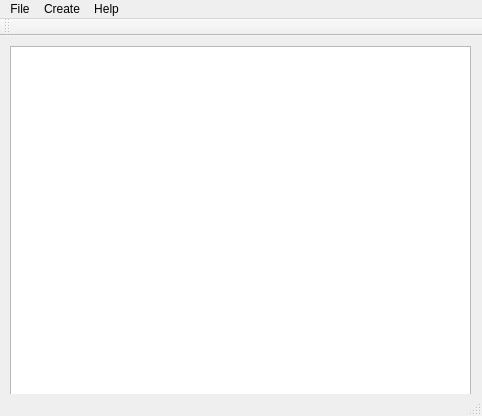
First picture: the form in skilaverkefni3/mainwindow.ui, repository Njallzzz/Skilaverkefni, before the edit.
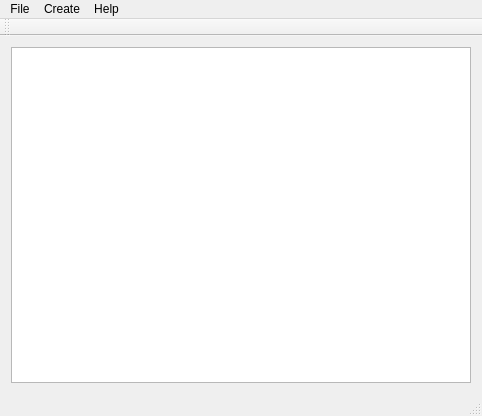
Second picture: the form after the edit.

Diff of the .ui file:
```diff
--- a/skilaverkefni3/mainwindow.ui
+++ b/skilaverkefni3/mainwindow.ui
@@ -14,16 +14,11 @@
    <string>MainWindow</string>
   </property>
   <widget class="QWidget" name="centralWidget">
-   <widget class="QTableView" name="tableView">
-    <property name="geometry">
-     <rect>
-      <x>10</x>
-      <y>10</y>
-      <width>461</width>
-      <height>351</height>
-     </rect>
-    </property>
-   </widget>
+   <layout class="QVBoxLayout" name="verticalLayout">
+    <item>
+     <widget class="QTableView" name="tableView"/>
+    </item>
+   </layout>
   </widget>
   <widget class="QMenuBar" name="menuBar">
    <property name="geometry">
```
Left out of the diff: 2 changed lines with no effect on the pictures.
